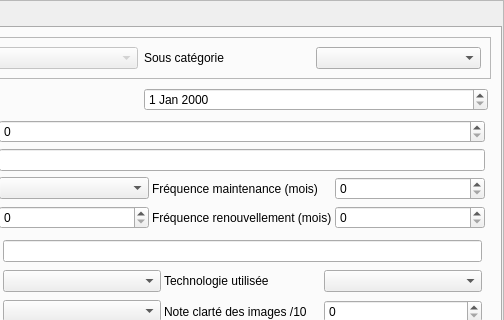
Before: the Qt Designer form Lamia/toolprepro/base2_tramway/lamiabasetramway_equipement_tool_ui.ui in Artelia/Lamia, drawn with Qt 5; both pictures show x 222 to 726 and y 0 to 320 of the 726 by 606 pixel window.
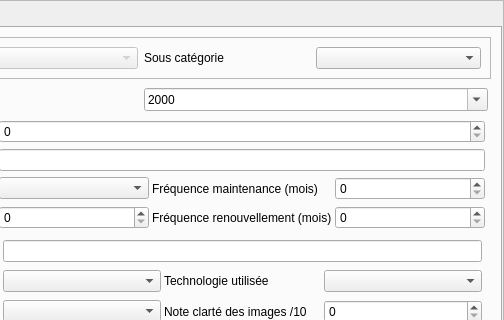
After: the same form once the commit is applied.

What changed in the file:
```diff
--- a/Lamia/toolprepro/base2_tramway/lamiabasetramway_equipement_tool_ui.ui
+++ b/Lamia/toolprepro/base2_tramway/lamiabasetramway_equipement_tool_ui.ui
@@ -86,7 +86,14 @@
                <number>3</number>
               </property>
               <item row="0" column="1">
-               <widget class="QDateEdit" name="dateEdit_miseenservice"/>
+               <widget class="QDateEdit" name="dateEdit_miseenservice">
+                <property name="displayFormat">
+                 <string>yyyy</string>
+                </property>
+                <property name="calendarPopup">
+                 <bool>true</bool>
+                </property>
+               </widget>
               </item>
               <item row="0" column="0">
                <widget class="QLabel" name="label_3">
```
